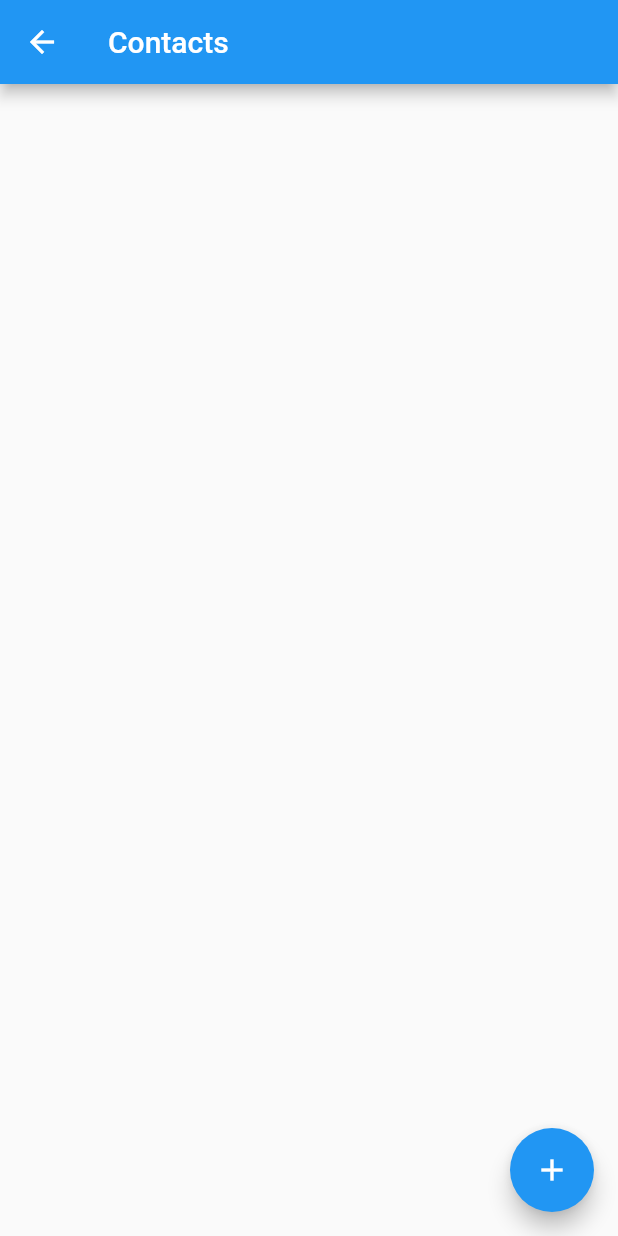
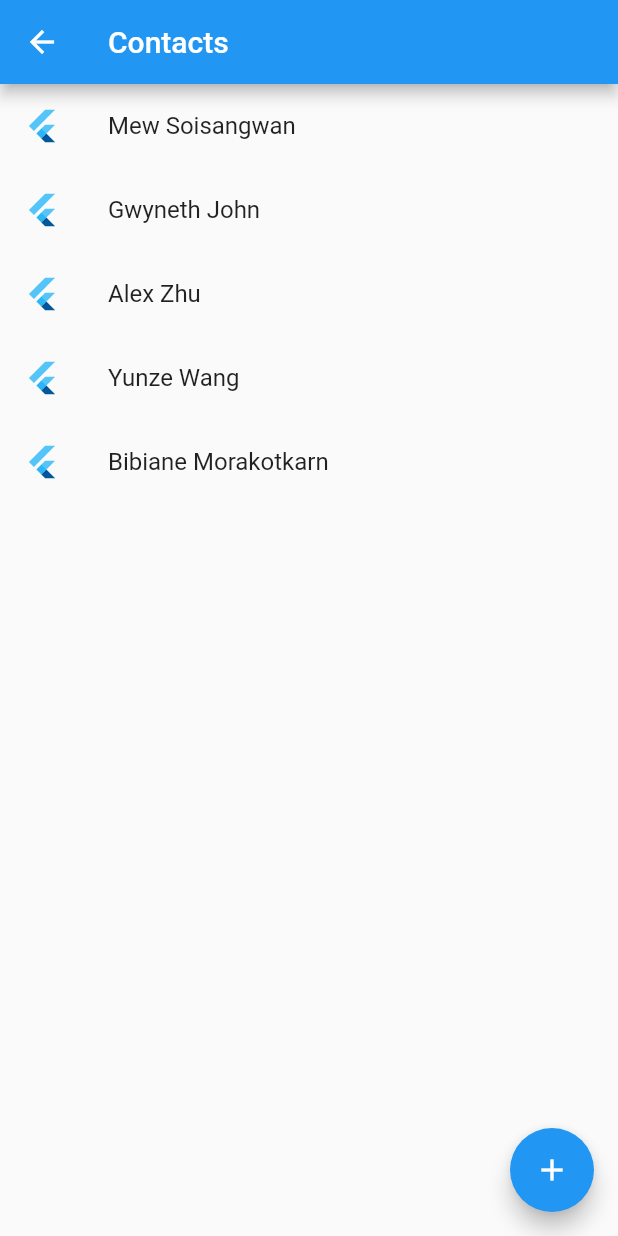
Before and after one commit to Preston12321/macathon-project, a Flutter app: the ContactPage screen opened directly, on a phone screen of 412 x 824 dp. Run offline on Flutter 3.47's test engine with Material 2 defaults, Android fonts, the phone set to English and light mode, and no system bars; our stand-ins replace bloc, firebase_auth, flutter_bloc; accounts and stored records are empty.

Commit message:
Made contact page

```diff
--- a/lib/main.dart
+++ b/lib/main.dart
@@ -33,7 +33,7 @@ class MyApp extends StatelessWidget {
             }
 
             if (state is Authenticated) {
-              return LogPage();
+              return ContactPage();
             }
 
             if (state is NotAuthenticated) {
--- a/lib/ui/contact_page.dart
+++ b/lib/ui/contact_page.dart
@@ -1,22 +1,46 @@
+import 'package:flutter/cupertino.dart';
 import 'package:flutter/material.dart';
+import 'package:macathon_project/ui/log_page.dart';
 
 class ContactPage extends StatelessWidget {
   @override
   Widget build(BuildContext context) {
     return Scaffold(
       appBar: AppBar(
-        title: Text(
-          'Contacts'
-        ),
+        title: Text('Contacts'),
       ),
-      floatingActionButton: FloatingActionButton(
-        child: Icon(
-          Icons.add
-        )
-      ),
-      body: Container(
-
+      floatingActionButton: FloatingActionButton(child: Icon(Icons.add),onPressed: () {},),
+      body: ListView(
+        children: <Widget>[
+          ContactTile("Mew Soisangwan",""),
+          ContactTile("Gwyneth John",""),
+          ContactTile("Alex Zhu",""),
+          ContactTile("Yunze Wang",""),
+          ContactTile("Bibiane Morakotkarn",""),
+        ],
       ),
     );
   }
 }
+
+class ContactTile extends StatelessWidget {
+  final String _name;
+  final String _imagePath;
+
+  const ContactTile(this._name, this._imagePath, {Key key}) : super(key: key);
+
+  @override
+  Widget build(BuildContext context) {
+    return ListTile(
+      leading: FlutterLogo(),
+      title: Text(_name),
+      onTap: () {
+        Navigator.of(context).push(
+          CupertinoPageRoute(
+            builder: (context) => LogPage(),
+          ),
+        );
+      },
+    );
+  }
+}
```
Also changed, not shown: lib/ui/log_page.dart (+36 -35 lines).
